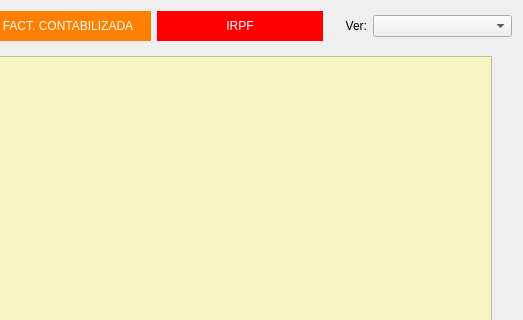
arcnexus/RedFoX, file Zona_Ventas/frmfacturas.ui: the form before one commit; both pictures show x 676 to 1199 and y 0 to 320 of the 1199 by 683 pixel window.
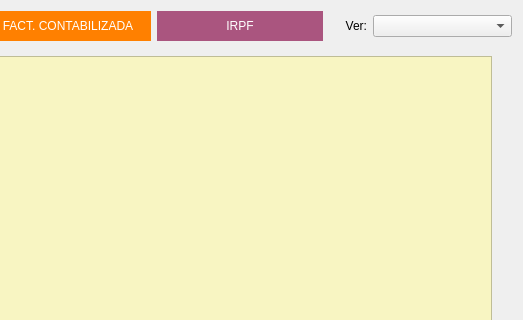
The form after the commit. Icons and pictures are not drawn.

Patch:
```diff
--- a/Zona_Ventas/frmfacturas.ui
+++ b/Zona_Ventas/frmfacturas.ui
@@ -2869,7 +2869,7 @@
       </size>
      </property>
      <property name="styleSheet">
-      <string notr="true">background-color: rgb(255, 0, 0);
+      <string notr="true">background-color: rgb(170, 85, 127);
 color: rgb(255, 255, 255);
 font: 10pt &quot;MS Shell Dlg 2&quot;;</string>
      </property>
```
